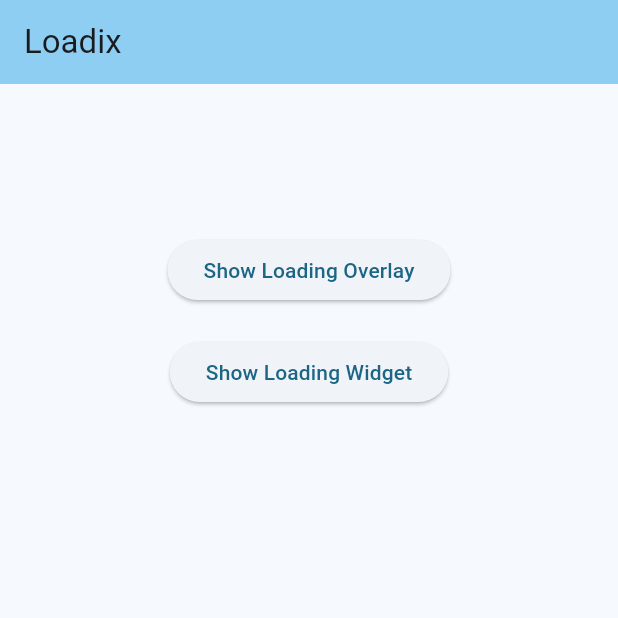
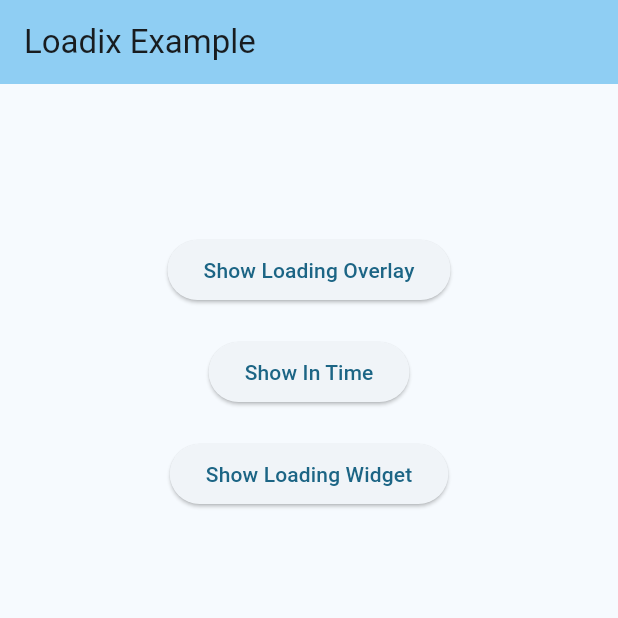
Before and after one commit to KavinduDhananjaya/loadix, a Flutter app: the screen it shows after launch, on a phone screen of 412 x 824 dp, the top half of it. Run offline on Flutter 3.47's test engine with Material 3 defaults, Android fonts, the phone set to English and light mode, and no system bars; our stand-ins replace loading_animation_widget.

Commit message:
add new method

```diff
--- a/example/lib/main.dart
+++ b/example/lib/main.dart
@@ -37,7 +37,7 @@ class _MyHomePageState extends State<MyHomePage> {
     return Scaffold(
       appBar: AppBar(
         backgroundColor: Theme.of(context).colorScheme.inversePrimary,
-        title: Text("Loadix"),
+        title: Text("Loadix Example"),
       ),
       body: Center(
         child: Column(
@@ -60,6 +60,20 @@ class _MyHomePageState extends State<MyHomePage> {
             ),
             ElevatedButton(
               onPressed: () {
+                Loadix.showInTime(
+                  context,
+                  duration: Duration(seconds: 2),
+                  color: Colors.black45,
+                  loaderType: LoaderTypes.horizontalRotatingDots,
+                );
+              },
+              child: Text("Show In Time"),
+            ),
+            SizedBox(
+              height: 20,
+            ),
+            ElevatedButton(
+              onPressed: () {
                 setState(() {
                   showLoading = !showLoading;
                 });
--- a/lib/loadix.dart
+++ b/lib/loadix.dart
@@ -137,6 +137,25 @@ class Loadix {
     _overlayEntry = null;
   }
 
+  static void showInTime(
+    BuildContext context, {
+    Color? color,
+    LoaderTypes? loaderType,
+    double? loaderSize,
+    required Duration duration,
+  }) {
+    show(
+      context,
+      color: color,
+      loaderType: loaderType,
+      loaderSize: loaderSize,
+    );
+
+    Future.delayed(duration, () {
+      hide();
+    });
+  }
+
   static final loadingWidget = Center(
     child: getLoaderByType(
       LoaderTypes.staggeredDotsWave,
--- a/pubspec.yaml
+++ b/pubspec.yaml
@@ -1,6 +1,6 @@
 name: loadix
 description: "Loadix: A Flutter package for customizable, animated loading overlays."
-version: 1.0.2
+version: 1.0.3
 homepage: https://github.com/KavinduDhananjaya/loadix.git
 
 environment:
```
Also changed, not shown: example/pubspec.lock, 1 other file.
